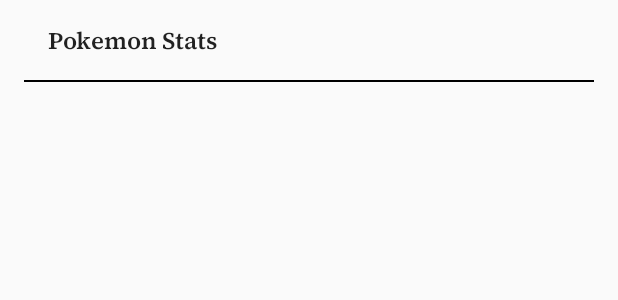
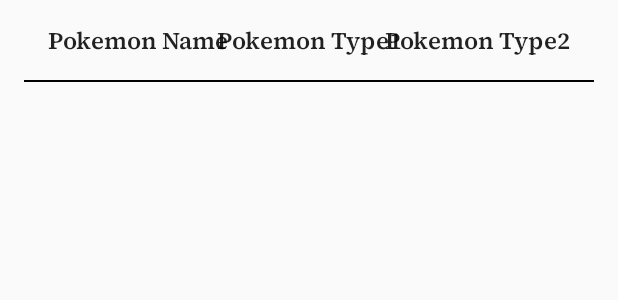
Before and after one commit to KevinMc104/Poke-Go-Stats, an Android app: the layout pokemon_stats_row_menu.xml on its own in the app's theme, with its tools: preview values and no code run, on a phone screen of 412 x 824 dp. Shown: the top 300 px of the screen. Run offline under Robolectric (Android 15) with nearby library versions, the phone set to English and light mode, and no system bars; network calls fail.

Commit message:
Added Android Room Relations and Pokemon Types

```diff
--- a/app/src/main/java/com/example/pokegostats/injection/ApiModule.kt
+++ b/app/src/main/java/com/example/pokegostats/injection/ApiModule.kt
@@ -56,7 +56,7 @@ class ApiModule {
 
     @Provides
     @Singleton
-    fun providePokemonGoApiService(retrofit: Retrofit.Builder): RapidPokemonGoApiService {
+    fun provideRapidPokemonGoApiService(retrofit: Retrofit.Builder): RapidPokemonGoApiService {
         return retrofit.baseUrl(RAPID_POKEMON_GO_API_URL)
             .build()
             .create(RapidPokemonGoApiService::class.java)
--- a/app/src/main/java/com/example/pokegostats/model/PokemonGoStats.kt
+++ b/app/src/main/java/com/example/pokegostats/model/RapidPokemonGoStats.kt
@@ -3,7 +3,7 @@ package com.example.pokegostats.model
 /**
  * These models are based off the API response
  */
-data class PokemonGoStats(
+data class RapidPokemonGoStats(
     val BaseAttack: Int,
     val BaseDefense: Int,
     val BaseStamina: Int,
--- a/app/src/main/res/layout/pokemon_stats_row_menu.xml
+++ b/app/src/main/res/layout/pokemon_stats_row_menu.xml
@@ -8,7 +8,7 @@
     android:layout_marginEnd="@dimen/app_whitespace_size_large_material">
 
     <TextView
-        android:id="@+id/tv_menu_row_item"
+        android:id="@+id/tv_menu_pokemon_name_item"
         style="@style/AppTheme.TextAppearance.AppCompat.Body1"
         android:layout_width="wrap_content"
         android:layout_height="wrap_content"
@@ -16,7 +16,31 @@
         app:layout_constraintBottom_toBottomOf="parent"
         app:layout_constraintStart_toStartOf="parent"
         app:layout_constraintTop_toTopOf="parent"
-        tools:text="Pokemon Stats" />
+        tools:text="Pokemon Name" />
+
+    <TextView
+        android:id="@+id/tv_menu_type_item"
+        style="@style/AppTheme.TextAppearance.AppCompat.Body1"
+        android:layout_width="wrap_content"
+        android:layout_height="wrap_content"
+        android:layout_marginTop="@dimen/app_whitespace_size_medium_material"
+        android:layout_marginBottom="@dimen/app_whitespace_size_medium_material"
+        app:layout_constraintBottom_toBottomOf="parent"
+        app:layout_constraintEnd_toEndOf="parent"
+        app:layout_constraintStart_toStartOf="parent"
+        app:layout_constraintTop_toTopOf="parent"
+        tools:text="Pokemon Type1"/>
+
+    <TextView
+        android:id="@+id/tv_menu_type_item2"
+        style="@style/AppTheme.TextAppearance.AppCompat.Body1"
+        android:layout_width="wrap_content"
+        android:layout_height="wrap_content"
+        android:layout_margin="@dimen/app_whitespace_size_large_material"
+        app:layout_constraintBottom_toBottomOf="parent"
+        app:layout_constraintEnd_toEndOf="parent"
+        app:layout_constraintTop_toTopOf="parent"
+        tools:text="Pokemon Type2"/>
 
     <View
         android:layout_width="0dp"
```
Also changed, not shown: app/src/main/java/com/example/pokegostats/model/PokemonAdapterModel.kt (deleted, +0 -7 lines), app/src/main/java/com/example/pokegostats/model/RapidPokemonGoTypes.kt (added, +10 -0 lines), app/src/main/java/com/example/pokegostats/room/PokemonGoStatsRepository.kt (added, +53 -0 lines), app/src/main/java/com/example/pokegostats/room/PokemonGoStatsRespository.kt (deleted, +0 -44 lines), app/src/main/java/com/example/pokegostats/room/PokemonGoStatsRoomDatabase.kt (+18 -1 lines), app/src/main/java/com/example/pokegostats/room/dao/PokemonAndPokemonTypesDao.kt (added, +12 -0 lines), app/src/main/java/com/example/pokegostats/room/dao/PokemonDao.kt (+9 -5 lines), app/src/main/java/com/example/pokegostats/room/entity/PokemonEntity.kt (+33 -9 lines), app/src/main/java/com/example/pokegostats/service/PokemonGoApiService.kt (+27 -19 lines), app/src/main/java/com/example/pokegostats/service/RapidPokemonGoApiService.kt (+6 -16 lines), app/src/main/java/com/example/pokegostats/view/home/MainFragment.kt (+8 -8 lines), app/src/main/java/com/example/pokegostats/view/home/MainViewModel.kt (+12 -9 lines), app/src/main/java/com/example/pokegostats/view/home/adapter/PokemonAdapter.kt (+22 -11 lines).
